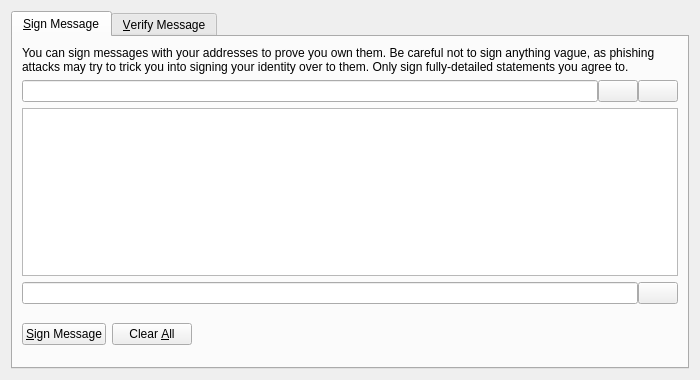
Before: the Qt Designer form src/qt/forms/signverifymessagedialog.ui in Graphcoin/source, drawn with Qt 5.
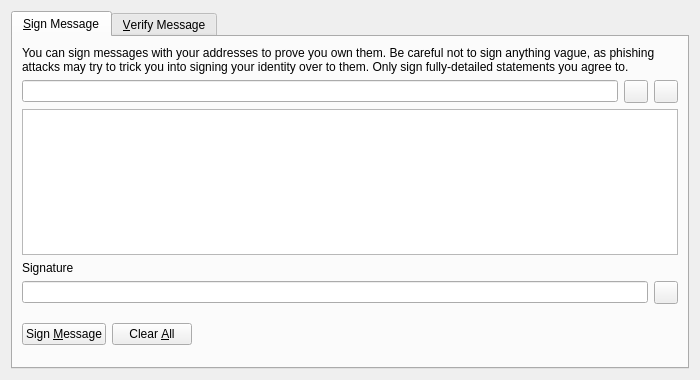
After: the same form once the commit is applied. The open tabs and pages were chosen to show the change. Icons and pictures are not drawn. Custom widgets are drawn as their Qt base class.

What changed in the file:
```diff
--- a/src/qt/forms/signverifymessagedialog.ui
+++ b/src/qt/forms/signverifymessagedialog.ui
@@ -42,9 +42,6 @@
        </item>
        <item>
         <layout class="QHBoxLayout" name="horizontalLayout_1_SM">
-         <property name="spacing">
-          <number>0</number>
-         </property>
          <item>
           <widget class="QValidatedLineEdit" name="addressIn_SM">
            <property name="toolTip">
@@ -56,7 +53,7 @@
           </widget>
          </item>
          <item>
-          <widget class="QPushButton" name="addressBookButton_SM">
+          <widget class="QToolButton" name="addressBookButton_SM">
            <property name="toolTip">
             <string>Choose an address from the address book</string>
            </property>
@@ -70,13 +67,10 @@
            <property name="shortcut">
             <string>Alt+A</string>
            </property>
-           <property name="autoDefault">
-            <bool>false</bool>
-           </property>
           </widget>
          </item>
          <item>
-          <widget class="QPushButton" name="pasteButton_SM">
+          <widget class="QToolButton" name="pasteButton_SM">
            <property name="toolTip">
             <string>Paste address from clipboard</string>
            </property>
@@ -90,9 +84,6 @@
            <property name="shortcut">
             <string>Alt+P</string>
            </property>
-           <property name="autoDefault">
-            <bool>false</bool>
-           </property>
           </widget>
          </item>
         </layout>
@@ -104,11 +95,18 @@
          </property>
         </widget>
        </item>
+       <item>
+        <widget class="QLabel" name="signatureLabel_SM">
+         <property name="text">
+          <string>Signature</string>
+         </property>
+         <property name="textFormat">
+          <enum>Qt::PlainText</enum>
+         </property>
+        </widget>
+       </item>
        <item>
         <layout class="QHBoxLayout" name="horizontalLayout_2_SM">
-         <property name="spacing">
-          <number>0</number>
-         </property>
          <item>
           <widget class="QLineEdit" name="signatureOut_SM">
            <property name="font">
@@ -122,7 +120,7 @@
           </widget>
          </item>
          <item>
-          <widget class="QPushButton" name="copySignatureButton_SM">
+          <widget class="QToolButton" name="copySignatureButton_SM">
            <property name="toolTip">
             <string>Copy the current signature to the system clipboard</string>
            </property>
@@ -133,9 +131,6 @@
             <iconset resource="../bitcoin.qrc">
              <normaloff>:/icons/editcopy</normaloff>:/icons/editcopy</iconset>
            </property>
-           <property name="autoDefault">
-            <bool>false</bool>
-           </property>
           </widget>
          </item>
         </layout>
@@ -148,7 +143,7 @@
             <string>Sign the message to prove you own this Graphcoin address</string>
            </property>
            <property name="text">
-            <string>&amp;Sign Message</string>
+            <string>Sign &amp;Message</string>
            </property>
            <property name="icon">
             <iconset resource="../bitcoin.qrc">
```
Left out of the diff: 44 changed lines with no effect on the pictures.
